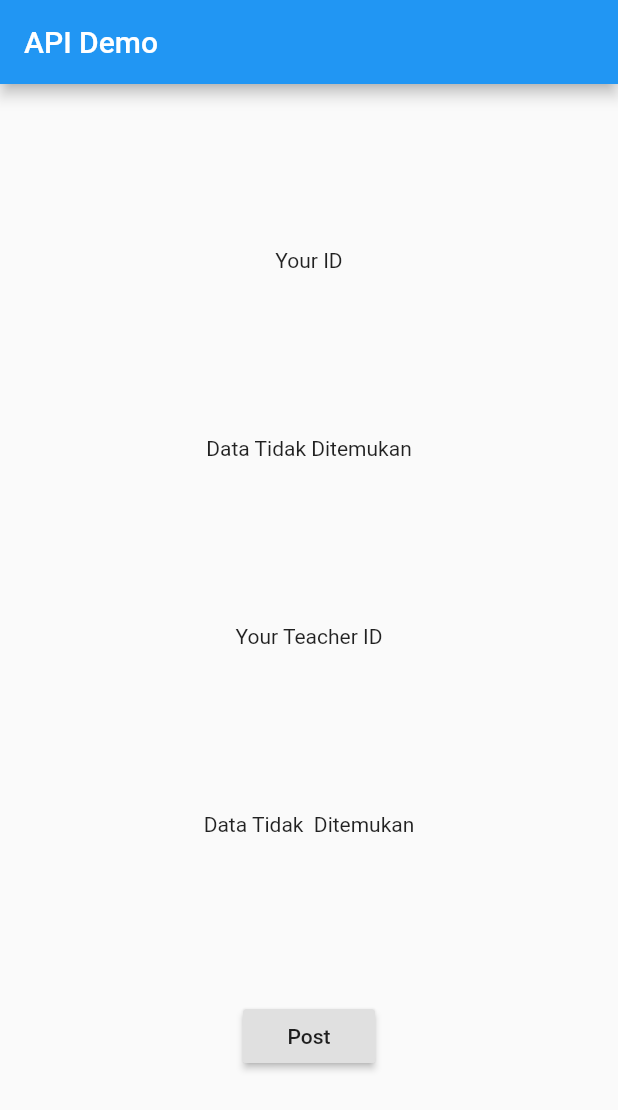
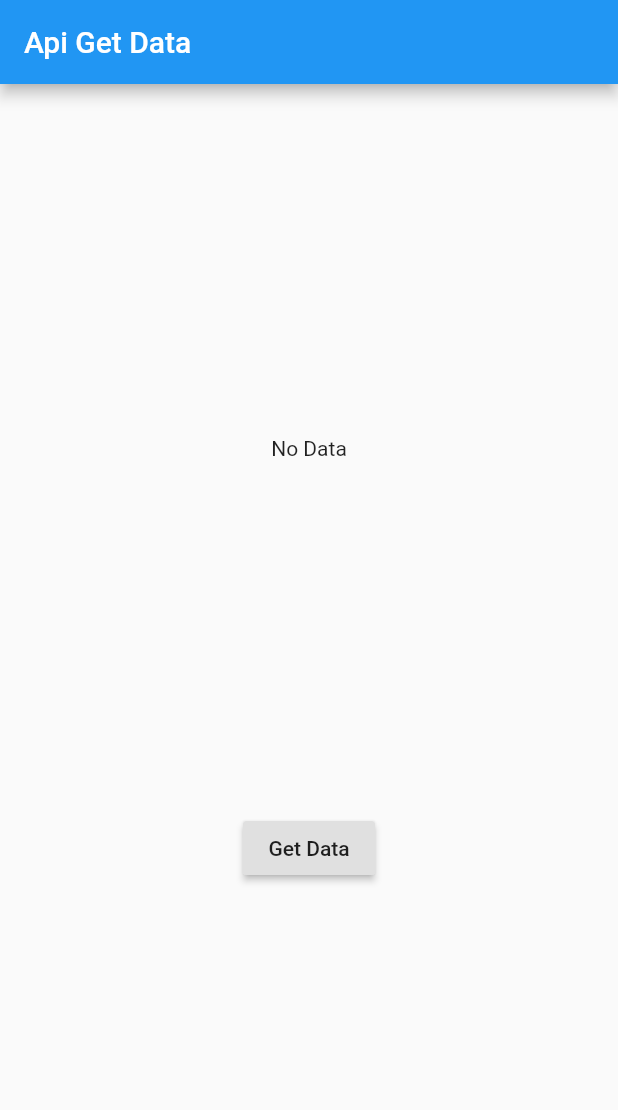
Before and after one commit to rendiwithi/flutter_example, a Flutter app: the screen it shows after launch, on a phone screen of 412 x 824 dp. Shown: the top 1110 px of the screen. Run offline on Flutter 3.47's test engine with Material 2 defaults, Android fonts, the phone set to English and light mode, and no system bars; our stand-ins replace audioplayers, qr_flutter; missing offline and left inert: qrscan.

```diff
--- /dev/null
+++ b/lib/API/user_get_data.dart
@@ -0,0 +1,25 @@
+import 'dart:convert';
+import 'package:http/http.dart' as http;
+
+class User {
+  String id;
+  String name;
+  User({this.id, this.name});
+  factory User.createUser(Map<String, dynamic> object) {
+    return User(
+      id: object['id'].toString(),
+      name: object['first_name'] + " " + object['last_name'],
+    );
+  }
+  static Future <List<User>> getUser(String page) async {
+    String apiUrl = "https://reqres.in/api/users?page=" + page;
+    var apiResult = await http.get(apiUrl);
+    var jsonObject = json.decode(apiResult.body);
+    List<dynamic> listUser = (jsonObject as Map<String, dynamic>)['data'];
+    List<User> users = [];
+    for (var i = 0; i < listUser.length; i++) {
+      users.add(User.createUser(listUser[i]));
+      return users;
+    }
+  }
+}
--- a/lib/main.dart
+++ b/lib/main.dart
@@ -1,4 +1,5 @@
 import 'package:flutter/material.dart';
+import 'package:flutter_example/module/getData.dart';
 import 'package:flutter_example/module/postMethodMod.dart';
 import 'package:flutter_example/module/qrGenerator.dart';
 
@@ -19,7 +20,7 @@ class MyApp extends StatelessWidget {
     //   ]);
     return MaterialApp(
       debugShowCheckedModeBanner: false,
-      home: PostMethodMod(),
+      home: GetData(),
       // home: Scaffold(
       //   appBar: PreferredSize(
       //     preferredSize: Size.fromHeight(300),
--- /dev/null
+++ b/lib/module/getData.dart
@@ -0,0 +1,38 @@
+import 'package:flutter/material.dart';
+import 'package:flutter_example/API/user_get_data.dart';
+
+class GetData extends StatefulWidget {
+  @override
+  _GetDataState createState() => _GetDataState();
+}
+
+class _GetDataState extends State<GetData> {
+  String output = "No Data";
+  @override
+  Widget build(BuildContext context) {
+    return Scaffold(
+      appBar: AppBar(
+        title: Text("Api Get Data"),
+      ),
+      body: Center(
+        child: Column(
+          mainAxisAlignment: MainAxisAlignment.spaceEvenly,
+          children: [
+            Text(output),
+            RaisedButton(
+              onPressed: () {
+                User.getUser("2").then((users) {
+                  output = "";
+                  for (int i = 0; i < users.length; i++)
+                    output = output + "[" + users[i].name + "]";
+                  setState(() {});
+                });
+              },
+              child: Text("Get Data"),
+            ),
+          ],
+        ),
+      ),
+    );
+  }
+}
```
